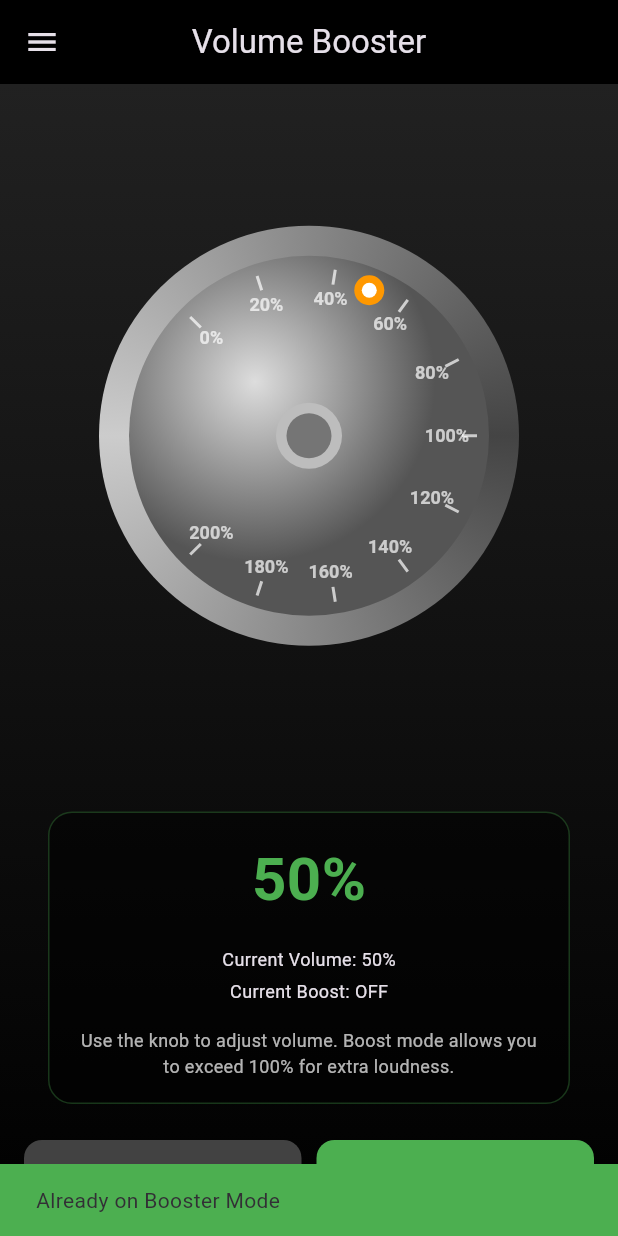
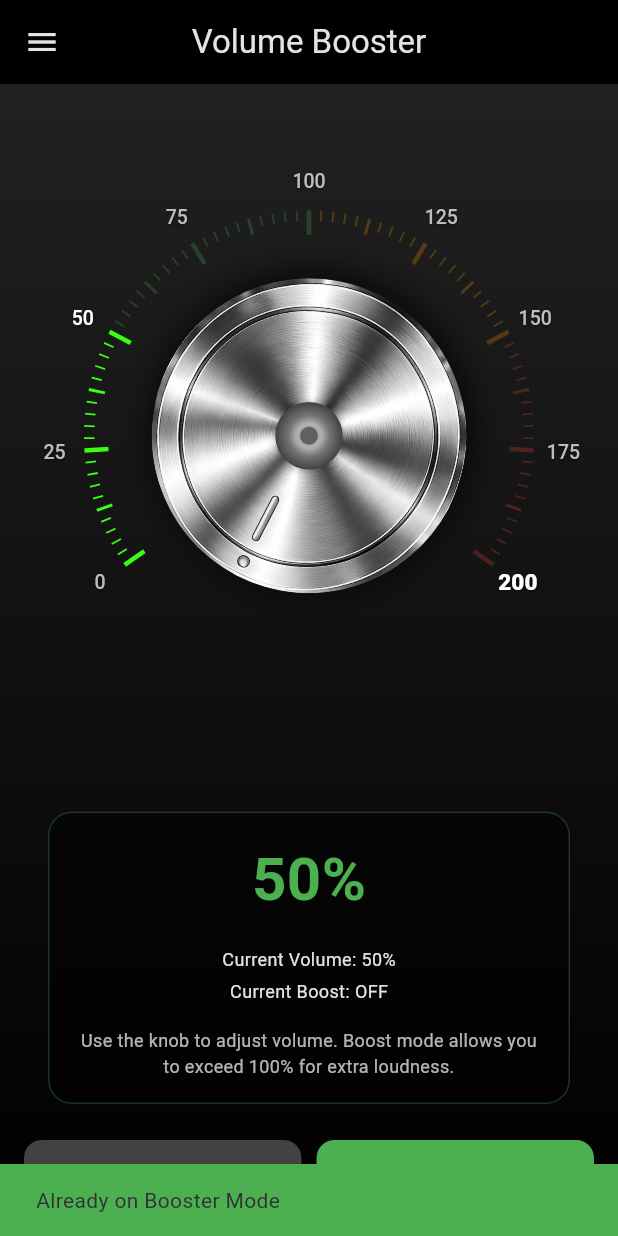
Before and after one commit to Sami-7772App/volume_booster_app, a Flutter app: the BoosterScreen screen opened by its route, after a tap on "BOOSTER", on a phone screen of 412 x 824 dp. Run offline on Flutter 3.47's test engine with Material 3 defaults, Android fonts, the phone set to English and light mode, and no system bars; our stand-ins replace audioplayers, flutter_dotenv, get, get_storage, google_fonts, permission_handler and 2 more; missing offline and left inert: audio_session, flutter_volume_controller; accounts and stored records are empty.

Commit message:
updated metallic knob

```diff
--- a/lib/views/widgets/metallic_knob.dart
+++ b/lib/views/widgets/metallic_knob.dart
@@ -1,4 +1,5 @@
 
+// ignore_for_file: unused_field
 
 import 'dart:math';
 import 'package:flutter/material.dart';
@@ -23,30 +24,24 @@ class MetallicKnob extends StatefulWidget {
 }
 
 class _MetallicKnobState extends State<MetallicKnob> {
-  double _currentAngle = 0;
-  int _lastNotifiedValue = -1;
   bool _isDragging = false;
 
-  @override
-  void initState() {
-    super.initState();
-    _updateAngleFromValue(widget.value);
-  }
+  // Knob configuration definitions matching the picture
+  static const double _startAngleDegrees = 145.0;
+  static const double _endAngleDegrees =
+      395.0; // 395 means 35 degrees on next loop
+  static const double _totalSweepDegrees =
+      _endAngleDegrees - _startAngleDegrees; // 250°
 
-  @override
-  void didUpdateWidget(MetallicKnob oldWidget) {
-    super.didUpdateWidget(oldWidget);
-    if (oldWidget.value != widget.value && !_isDragging) {
-      _updateAngleFromValue(widget.value);
-    }
-  }
+  double _degreesToRadians(double degrees) => degrees * pi / 180;
+  double _radiansToDegrees(double radians) => radians * 180 / pi;
 
-  void _updateAngleFromValue(int value) {
-    setState(() {
-      const minAngle = -pi * 0.75;
-      const maxAngle = pi * 0.75;
-      _currentAngle = minAngle + (value / 200) * (maxAngle - minAngle);
-    });
+  // Converts value (0-200) to radians for the rotation and painter
+  double _getValueAngleRadians(int value) {
+    final double pct = value / 200.0;
+    final double targetDegrees =
+        _startAngleDegrees + (pct * _totalSweepDegrees);
+    return _degreesToRadians(targetDegrees);
   }
 
   void _handlePanUpdate(DragUpdateDetails details, RenderBox box) {
@@ -55,36 +50,41 @@ class _MetallicKnobState extends State<MetallicKnob> {
     final dx = position.dx - center.dx;
     final dy = position.dy - center.dy;
 
-    double angle = atan2(dy, dx);
-    const minAngle = -pi * 0.75;
-    const maxAngle = pi * 0.75;
-    angle = angle.clamp(minAngle, maxAngle);
+    // Get angle in radians (-PI to PI)
+    double angleRad = atan2(dy, dx);
+    double angleDeg = _radiansToDegrees(angleRad);
 
-    final value = ((angle - minAngle) / (maxAngle - minAngle) * 200).round();
-    final clampedValue = value.clamp(0, 200);
+    // Normalize angle to a 0-360 range starting from 0 (Right axis)
+    if (angleDeg < 0) angleDeg += 360;
 
-    if (clampedValue != widget.value) {
-      widget.onChanged(clampedValue);
+    // Adjust for the gap at the bottom loop
+    if (angleDeg < _startAngleDegrees && angleDeg > (_endAngleDegrees - 360)) {
+      // Finger is in the bottom dead-zone gap
+      final midGap = (_startAngleDegrees + (_endAngleDegrees - 360)) / 2;
+      angleDeg = (angleDeg > midGap) ? _startAngleDegrees : _endAngleDegrees;
+    } else if (angleDeg <= (_endAngleDegrees - 360)) {
+      angleDeg += 360;
+    }
 
-      // Update angle immediately for smooth visual feedback
-      setState(() {
-        _currentAngle = angle;
-      });
+    // Map the calculated angle to our 0-200 range value
+    final double relativeDeg = angleDeg - _startAngleDegrees;
+    final double pct = (relativeDeg / _totalSweepDegrees).clamp(0.0, 1.0);
+    final int calculatedValue = (pct * 200).round();
 
-      // Provide haptic feedback on significant changes
-      if ((clampedValue - _lastNotifiedValue).abs() >= 2) {
-        _lastNotifiedValue = clampedValue;
+    if (calculatedValue != widget.value) {
+      widget.onChanged(calculatedValue);
       HapticFeedback.selectionClick();
-      }
     }
   }
 
   @override
   Widget build(BuildContext context) {
+    // Current rotation of the knob indicator line
+    final double knobRotation = _getValueAngleRadians(widget.value);
+
     return Listener(
       onPointerDown: (_) {
         _isDragging = true;
-        HapticFeedback.lightImpact();
         widget.onDragStart();
       },
       onPointerUp: (_) {
@@ -96,137 +96,241 @@ class _MetallicKnobState extends State<MetallicKnob> {
           final box = context.findRenderObject() as RenderBox;
           _handlePanUpdate(details, box);
         },
+        child: Stack(
+          alignment: Alignment.center,
+          children: [
+            // 1. Scale ticks and Labels Painter
+            SizedBox(
+              width: 340,
+              height: 340,
               child: CustomPaint(
-          size: const Size(280, 280),
-          painter: MetallicKnobPainter(
-            angle: _currentAngle,
+                painter: ScalePainter(
                   value: widget.value,
+                  startAngleDeg: _startAngleDegrees,
+                  sweepDegrees: _totalSweepDegrees,
                 ),
+              ),
+            ),
+
+            // 2. Metallic Knob Base with Image
+            Transform.rotate(
+              angle: knobRotation,
+              child: Container(
+                width: 210,
+                height: 210,
+                decoration: BoxDecoration(
+                  shape: BoxShape.circle,
+                  boxShadow: [
+                    BoxShadow(
+                      color: Colors.black.withOpacity(0.6),
+                      blurRadius: 16,
+                      spreadRadius: 4,
+                      offset: const Offset(0, 4),
+                    ),
+                  ],
+                ),
+                child: ClipOval(
+                  child: Image.asset(
+                    'assets/images/metalic_knob.png', // Corrected path
+                    width: 210,
+                    height: 210,
+                    fit: BoxFit.cover,
+                    errorBuilder: (context, error, stackTrace) {
+                      // Fallback to gradient if image not found
+                      return Container(
+                        decoration: BoxDecoration(
+                          shape: BoxShape.circle,
+                          gradient: SweepGradient(
+                            center: Alignment.center,
+                            colors: const [
+                              Color(0xFFE8ECEF),
+                              Color(0xFF8A95A5),
+                              Color(0xFF2D3238),
+                              Color(0xFF5A6575),
+                              Color(0xFF1C2024),
+                              Color(0xFF9AA3B0),
+                              Color(0xFFE8ECEF),
+                            ],
+                            stops: const [
+                              0.0,
+                              0.15,
+                              0.35,
+                              0.5,
+                              0.65,
+                              0.85,
+                              1.0,
+                            ],
+                          ),
+                        ),
+                      );
+                    },
+                  ),
+                ),
+              ),
+            ),
+
+            // 3. Center cap for realistic knob look
+            Container(
+              width: 45,
+              height: 45,
+              decoration: BoxDecoration(
+                shape: BoxShape.circle,
+                gradient: RadialGradient(
+                  colors: [
+                    Colors.grey.shade300,
+                    Colors.grey.shade600,
+                    Colors.grey.shade800,
+                  ],
+                  stops: const [0.2, 0.6, 1.0],
+                ),
+                boxShadow: [
+                  BoxShadow(
+                    color: Colors.black.withOpacity(0.3),
+                    blurRadius: 4,
+                    offset: const Offset(0, 1),
+                  ),
+                ],
+              ),
+              child: Center(
+                child: Container(
+                  width: 12,
+                  height: 12,
+                  decoration: BoxDecoration(
+                    shape: BoxShape.circle,
+                    color: Colors.grey.shade700,
+                    boxShadow: [
+                      BoxShadow(
+                        color: Colors.black.withOpacity(0.5),
+                        blurRadius: 2,
+                      ),
+                    ],
+                  ),
+                ),
+              ),
+            ),
+          ],
         ),
       ),
     );
   }
 }
 
-class MetallicKnobPainter extends CustomPainter {
-  final double angle;
+class ScalePainter extends CustomPainter {
   final int value;
+  final double startAngleDeg;
+  final double sweepDegrees;
 
-  MetallicKnobPainter({required this.angle, required this.value});
+  ScalePainter({
+    required this.value,
+    required this.startAngleDeg,
+    required this.sweepDegrees,
+  });
 
   @override
   void paint(Canvas canvas, Size size) {
     final center = Offset(size.width / 2, size.height / 2);
-    final radius = size.width / 2;
+    final radius = size.width / 2 - 20;
 
-    // Outer metallic ring
-    final outerPaint = Paint()
-      ..shader = const SweepGradient(
-        center: Alignment.center,
-        colors: [
-          Color(0xFF444444),
-          Color(0xFF888888),
-          Color(0xFFCCCCCC),
-          Color(0xFF888888),
-          Color(0xFF444444),
-        ],
-      ).createShader(Rect.fromCircle(center: center, radius: radius))
-      ..style = PaintingStyle.fill;
-    canvas.drawCircle(center, radius, outerPaint);
+    // Total number of smallest increments
+    const int totalTicks =
+        80; // 4 ticks per 10 units interval (every 2.5 units)
 
-    // Inner circle
-    final innerRadius = radius - 20;
-    final innerPaint = Paint()
-      ..shader = const RadialGradient(
-        center: Alignment(-0.3, -0.3),
-        colors: [Color(0xFFDDDDDD), Color(0xFF999999), Color(0xFF555555)],
-      ).createShader(Rect.fromCircle(center: center, radius: innerRadius))
-      ..style = PaintingStyle.fill;
-    canvas.drawCircle(center, innerRadius, innerPaint);
+    for (int i = 0; i <= totalTicks; i++) {
+      // Calculate active numeric value equivalent for this specific tick mark
+      final double calculatedValue = (i / totalTicks) * 200;
+      final bool isActive = calculatedValue <= value;
 
-    // Percentage markers
-    final markerPaint = Paint()
-      ..color = Colors.white70
-      ..strokeWidth = 2;
-    final textStyle = TextStyle(
-      color: Colors.white70,
-      fontSize: 12,
-      fontWeight: FontWeight.bold,
+      // Calculate placement rotation angle
+      final double currentDeg = startAngleDeg + (i / totalTicks * sweepDegrees);
+      final double rad = currentDeg * pi / 180;
+
+      // Distinguish major, medium and fine tick intervals
+      final bool isMajor = i % 10 == 0; // 0, 25, 50... step sizes
+      final bool isMid = i % 5 == 0 && !isMajor;
+
+      double tickLength = isMajor ? 16.0 : (isMid ? 11.0 : 7.0);
+      double strokeWidth = isMajor ? 3.0 : (isMid ? 2.0 : 1.2);
+
+      // Color tier logic according to image mapping
+      Color tickColor;
+      if (calculatedValue <= 100) {
+        tickColor = isActive
+            ? const Color(0xFF39FF14)
+            : Colors.green.withOpacity(0.25); // Neon green
+      } else if (calculatedValue <= 150) {
+        tickColor = isActive
+            ? const Color(0xFFFF9F00)
+            : Colors.orange.withOpacity(0.25); // Alert orange
+      } else {
+        tickColor = isActive
+            ? const Color(0xFFFF3B30)
+            : Colors.red.withOpacity(0.25); // High danger red
+      }
+
+      final tickPaint = Paint()
+        ..color = tickColor
+        ..strokeWidth = strokeWidth
+        ..style = PaintingStyle.stroke;
+
+      final startPoint = Offset(
+        center.dx + (radius - tickLength) * cos(rad),
+        center.dy + (radius - tickLength) * sin(rad),
+      );
+      final endPoint = Offset(
+        center.dx + radius * cos(rad),
+        center.dy + radius * sin(rad),
       );
 
-    for (int i = 0; i <= 10; i++) {
-      final percentage = i * 20;
-      final markerAngle = -pi * 0.75 + (percentage / 200) * (pi * 1.5);
-      final startPoint = Offset(
-        center.dx + (innerRadius - 8) * cos(markerAngle),
-        center.dy + (innerRadius - 8) * sin(markerAngle),
-      );
-      final endPoint = Offset(
-        center.dx + (innerRadius - 18) * cos(markerAngle),
-        center.dy + (innerRadius - 18) * sin(markerAngle),
+      canvas.drawLine(startPoint, endPoint, tickPaint);
+
+      // Render Text Strings alongside Major labels (0, 25, 50, 75...)
+      if (isMajor) {
+        final int displayValue = calculatedValue.round();
+
+        // Match specific styling colors from layout image
+        Color textColor = Colors.grey.shade400;
+        if (displayValue == value) {
+          textColor = Colors.white;
+        } else if (displayValue == 200) {
+          textColor =
+              Colors.white; // Explicit white accent highlight on 200 label
+        }
+
+        final textStyle = TextStyle(
+          color: textColor,
+          fontSize: displayValue == 200 ? 15 : 13,
+          fontWeight: displayValue == 200 ? FontWeight.w900 : FontWeight.w500,
+          fontFamily: 'SF Pro Display',
+          shadows: [
+            Shadow(
+              color: Colors.black.withOpacity(0.5),
+              blurRadius: 2,
+              offset: const Offset(0, 1),
+            ),
+          ],
         );
 
-      canvas.drawLine(startPoint, endPoint, markerPaint);
-
-      // Draw percentage text
-      final textRadius = innerRadius - 28;
-      final textPoint = Offset(
-        center.dx + textRadius * cos(markerAngle),
-        center.dy + textRadius * sin(markerAngle),
-      );
-
-      final textSpan = TextSpan(text: '$percentage%', style: textStyle);
+        final textSpan = TextSpan(text: '$displayValue', style: textStyle);
         final textPainter = TextPainter(
           text: textSpan,
           textDirection: TextDirection.ltr,
         );
         textPainter.layout();
-      textPainter.paint(
-        canvas,
-        textPoint - Offset(textPainter.width / 2, textPainter.height / 2),
-      );
-    }
 
-    // Knob indicator with glow effect for boost mode
-    final indicatorLength = innerRadius - 15;
-    final indicatorPoint = Offset(
-      center.dx + indicatorLength * cos(angle),
-      center.dy + indicatorLength * sin(angle),
+        // Push layout padding numbers slightly outward from line edges
+        final double labelRadius = radius + 20;
+        final labelPosition = Offset(
+          center.dx + labelRadius * cos(rad) - (textPainter.width / 2),
+          center.dy + labelRadius * sin(rad) - (textPainter.height / 2),
         );
 
-    // Glow effect when boost is active
-    if (value > 100) {
-      final glowPaint = Paint()
-        ..color = Colors.green.withOpacity(0.4 + (value - 100) / 100 * 0.4)
-        ..maskFilter = const MaskFilter.blur(BlurStyle.normal, 15);
-      canvas.drawCircle(indicatorPoint, 14, glowPaint);
+        textPainter.paint(canvas, labelPosition);
       }
-
-    // Indicator circle
-    final indicatorPaint = Paint()
-      ..color = value > 100 ? Colors.green : Colors.orange
-      ..style = PaintingStyle.fill;
-    canvas.drawCircle(indicatorPoint, 10, indicatorPaint);
-
-    final innerIndicatorPaint = Paint()
-      ..color = Colors.white
-      ..style = PaintingStyle.fill;
-    canvas.drawCircle(indicatorPoint, 5, innerIndicatorPaint);
-
-    // Center cap
-    final capPaint = Paint()
-      ..color = Colors.grey[400]!
-      ..style = PaintingStyle.fill;
-    canvas.drawCircle(center, 22, capPaint);
-
-    final capInnerPaint = Paint()
-      ..color = Colors.grey[600]!
-      ..style = PaintingStyle.fill;
-    canvas.drawCircle(center, 15, capInnerPaint);
+    }
   }
 
   @override
-  bool shouldRepaint(MetallicKnobPainter oldDelegate) {
-    return oldDelegate.angle != angle || oldDelegate.value != value;
+  bool shouldRepaint(ScalePainter oldDelegate) {
+    return oldDelegate.value != value;
   }
 }
--- a/pubspec.yaml
+++ b/pubspec.yaml
@@ -74,6 +74,7 @@ flutter:
   assets:
     # - assets/audio/debwong1951-tsunami-test-siren-431947.mp3
     - assets/audio/subwoofer_test.mp3
+    - assets/images/metalic_knob.png
 
   # An image asset can refer to one or more resolution-specific "variants", see
   # https://flutter.dev/to/resolution-aware-images
```
Also changed, not shown: assets/images/metalic_knob.png (added). Lines whose indentation alone changed are shown as unchanged.
